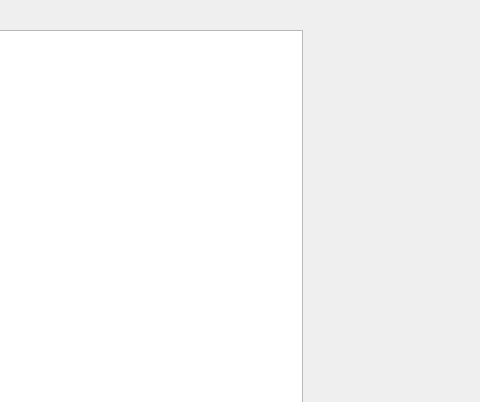
Above: ludo/ludo.ui from deli4631/ludo before the change; both pictures show x 397 to 877 and y 0 to 402 of the 877 by 652 pixel window. Below: the same form after it.
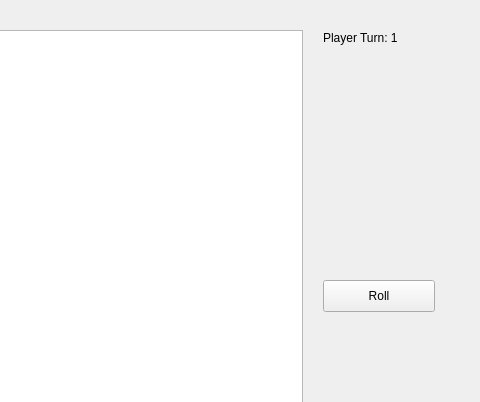
That is the form after the change.

What changed in the file:
```diff
--- a/ludo/ludo.ui
+++ b/ludo/ludo.ui
@@ -24,6 +24,32 @@
      </rect>
     </property>
    </widget>
+   <widget class="QPushButton" name="pushButton">
+    <property name="geometry">
+     <rect>
+      <x>720</x>
+      <y>280</y>
+      <width>112</width>
+      <height>32</height>
+     </rect>
+    </property>
+    <property name="text">
+     <string>Roll</string>
+    </property>
+   </widget>
+   <widget class="QLabel" name="turnLabel">
+    <property name="geometry">
+     <rect>
+      <x>720</x>
+      <y>30</y>
+      <width>131</width>
+      <height>16</height>
+     </rect>
+    </property>
+    <property name="text">
+     <string>Player Turn: 1</string>
+    </property>
+   </widget>
   </widget>
   <widget class="QMenuBar" name="menubar">
    <property name="geometry">
```
